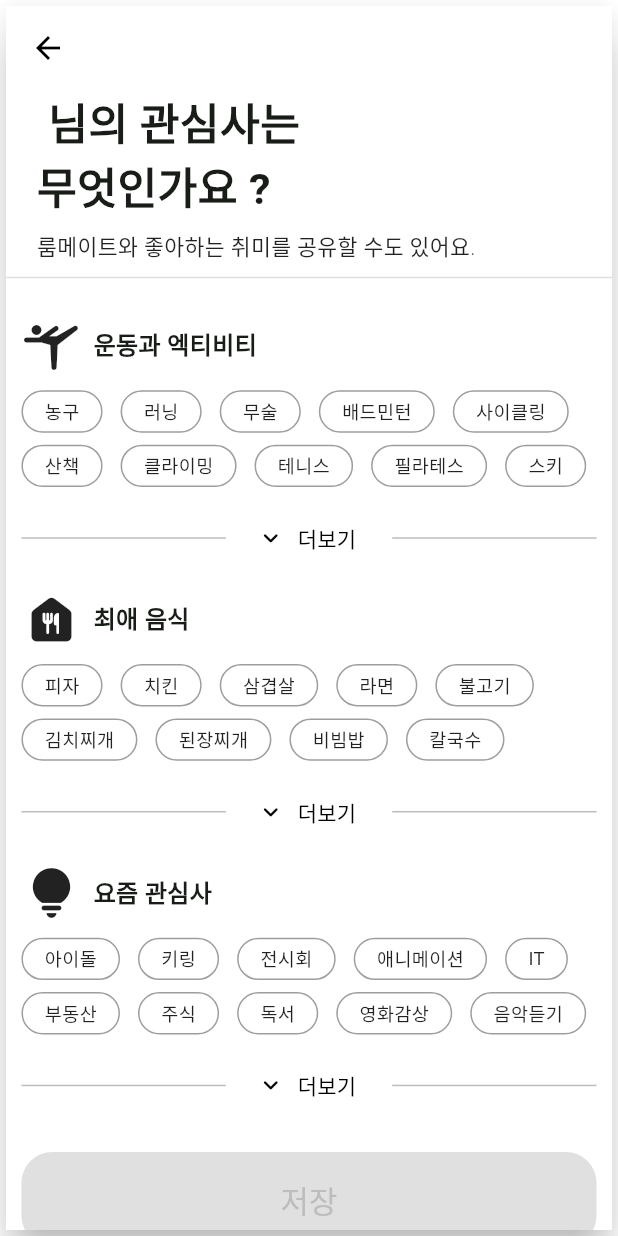
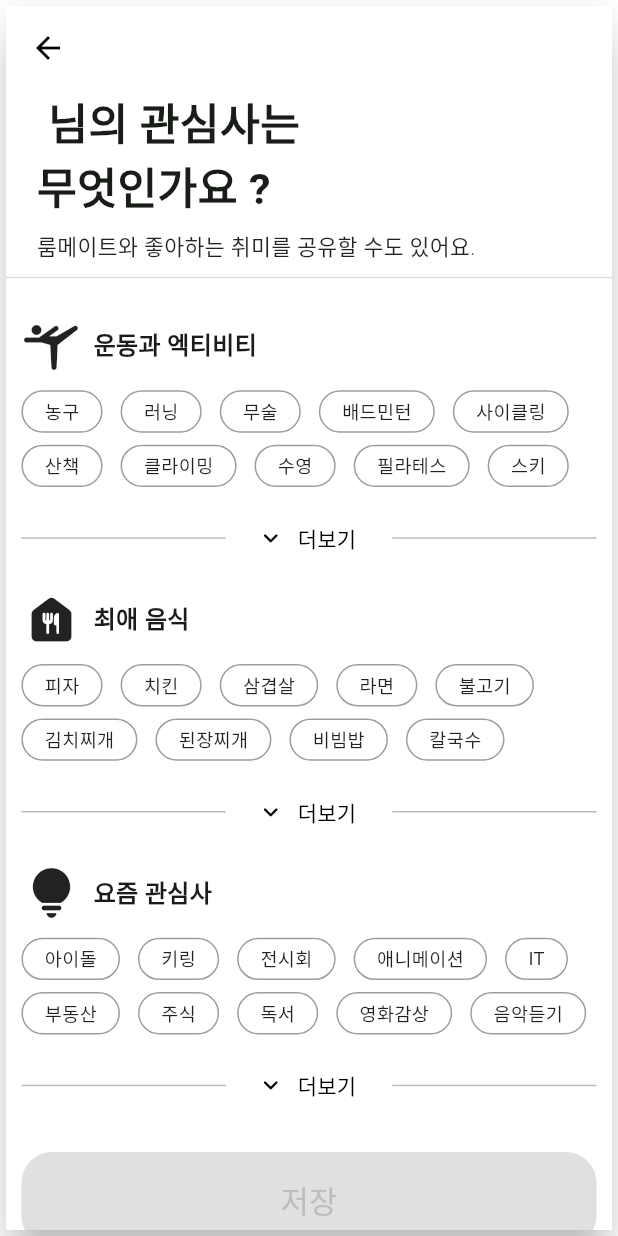
Before and after one commit to Aloha-RoomMate/RoomMate, a Flutter app: the HobbyScreen screen opened directly, on a phone screen of 412 x 824 dp. Run offline on Flutter 3.47's test engine with Material 3 defaults, Android fonts, the light colour scheme and no system bars; our stand-ins replace cloud_firestore, firebase_auth, firebase_core, font_awesome_flutter, google_maps_flutter, google_sign_in and 2 more; missing offline and left inert: dart:js_interop, flutter_web_frame; accounts and stored records are empty.

Commit message:
라스트댄스

```diff
--- a/lib/features/authentication/userinfo/hobby_screen.dart
+++ b/lib/features/authentication/userinfo/hobby_screen.dart
@@ -90,7 +90,7 @@ class HobbyScreenState extends State<HobbyScreen> {
       "사이클링",
       "산책",
       "클라이밍",
-      "테니스",
+      "수영",
       "필라테스",
       "스키",
       "스케이트",
--- a/lib/features/recommend/compatibility.dart
+++ b/lib/features/recommend/compatibility.dart
@@ -33,7 +33,7 @@ const List<String> kSports = [
   "사이클링",
   "산책",
   "클라이밍",
-  "테니스",
+  "수영",
   "필라테스",
   "스키",
   "스케이트",
```
